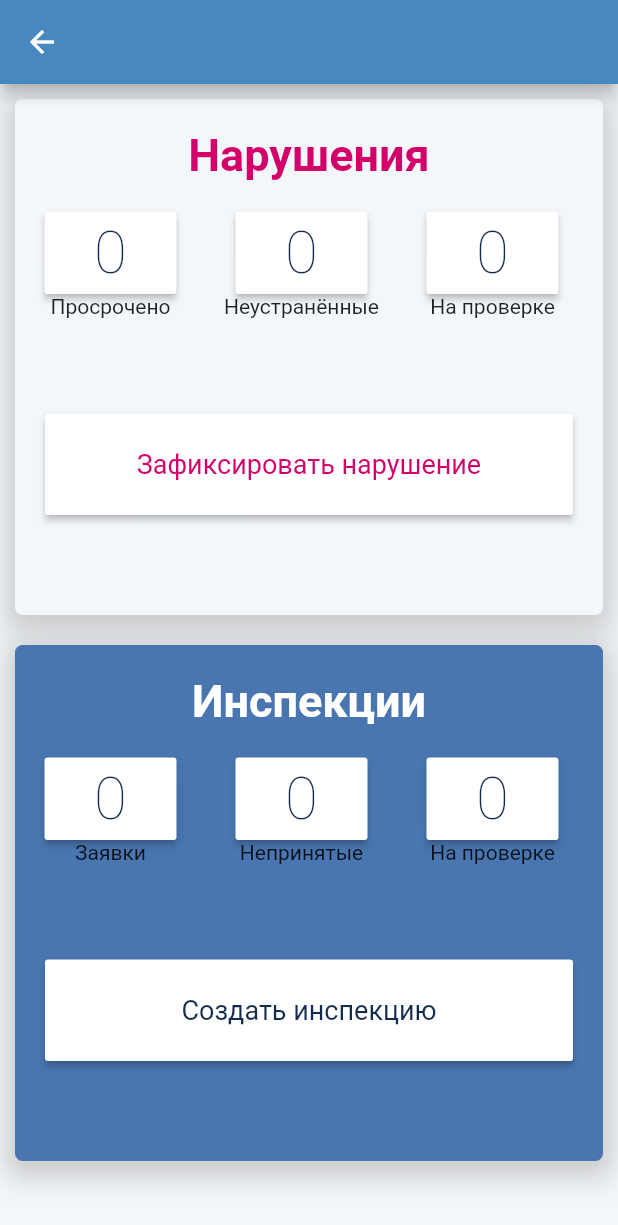
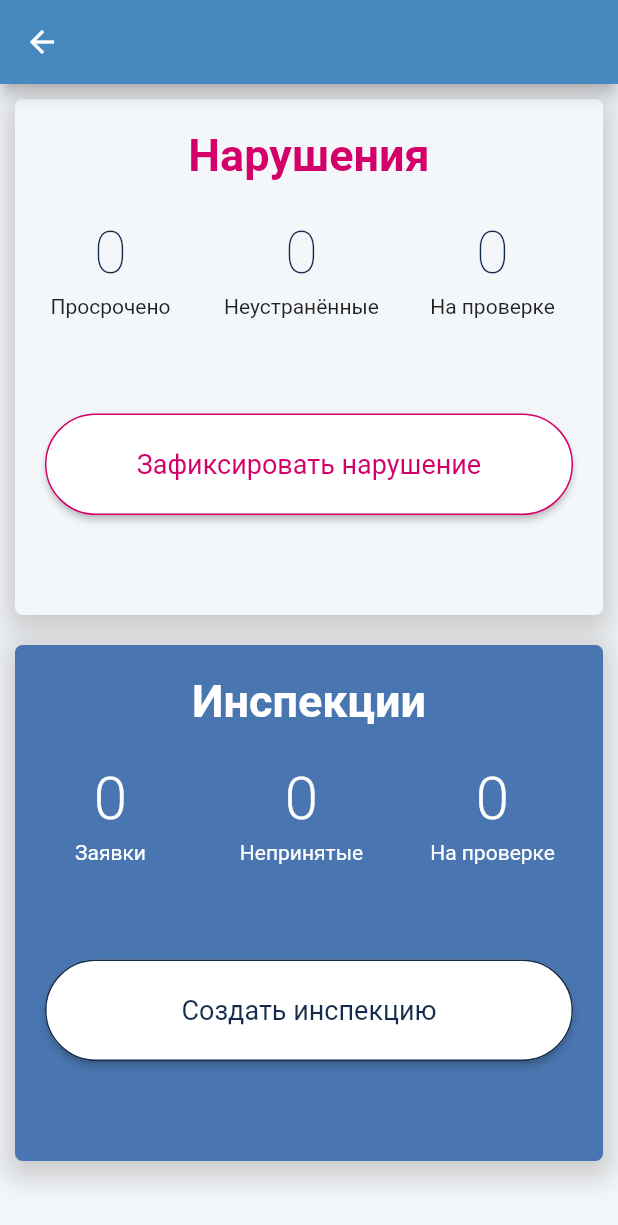
Before and after one commit to SEARteam1928/mstroy, a Flutter app: the PageOfProject screen opened directly with empty values, on a phone screen of 412 x 824 dp. Shown: the top 1225 px of the screen. Run offline on Flutter 3.47's test engine with Material 2 defaults, Android fonts, the light colour scheme and no system bars; our stand-ins replace flutter_svg, fluttertoast, graphql_flutter, image_picker, shared_preferences; accounts and stored records are empty.

Commit message:
page of project design changed 19062020

```diff
--- a/lib/construction_control/PageOfProject.dart
+++ b/lib/construction_control/PageOfProject.dart
@@ -73,6 +73,7 @@ class _PageOfProjectState extends State<PageOfProject> {
     var buttonFontSize = 40.toDouble();
     var buttonInfoFontSize = 14.toDouble();
     var buttonFontWeight = FontWeight.w200;
+    var buttonFontWeight2 = FontWeight.w300;
 
     var buttonPadding = EdgeInsets.only(top: 4, bottom: 4);
     var buttonMargin = EdgeInsets.only(top: 10, bottom: 10);
@@ -130,14 +131,14 @@ class _PageOfProjectState extends State<PageOfProject> {
                                 width: buttonWidth,
                                 child: Column(children: <Widget>[
                                   MaterialButton(
-                                      disabledTextColor: red,
-                                      hoverColor: red,
-                                      focusColor: red,
+                                      shape: RoundedRectangleBorder(
+                                        borderRadius: BorderRadius.all(
+                                            Radius.circular(50)),
+                                      ),
                                       onPressed: () {
                                         _onButtonPressed("Просрочено");
                                       },
                                       textColor: darkBlue,
-                                      color: white,
                                       child: Container(
                                         padding: buttonPadding,
                                         child: Text(
@@ -161,14 +162,14 @@ class _PageOfProjectState extends State<PageOfProject> {
                                 child: Column(
                                   children: <Widget>[
                                     MaterialButton(
-                                        disabledTextColor: red,
-                                        hoverColor: red,
-                                        focusColor: red,
+                                        shape: RoundedRectangleBorder(
+                                          borderRadius: BorderRadius.all(
+                                              Radius.circular(50)),
+                                        ),
                                         onPressed: () {
                                           _onButtonPressed("Неустранённые");
                                         },
                                         textColor: darkBlue,
-                                        color: white,
                                         child: Container(
                                           padding: buttonPadding,
                                           child: Text(
@@ -191,15 +192,15 @@ class _PageOfProjectState extends State<PageOfProject> {
                                 child: Column(
                                   children: <Widget>[
                                     MaterialButton(
-                                        disabledTextColor: red,
-                                        hoverColor: red,
-                                        focusColor: red,
+                                        shape: RoundedRectangleBorder(
+                                          borderRadius: BorderRadius.all(
+                                              Radius.circular(50)),
+                                        ),
                                         onPressed: () {
                                           _onButtonPressed(
                                               "На проверке incident");
                                         },
                                         textColor: darkBlue,
-                                        color: white,
                                         child: Container(
                                           padding: buttonPadding,
                                           child: Text(
@@ -224,6 +225,10 @@ class _PageOfProjectState extends State<PageOfProject> {
                               margin: fixButtonMargin,
                               width: MediaQuery.of(context).size.width,
                               child: MaterialButton(
+                                  shape: RoundedRectangleBorder(
+                                      borderRadius:
+                                          BorderRadius.all(Radius.circular(50)),
+                                      side: BorderSide(color: red)),
                                   highlightColor: redOpacity,
                                   disabledTextColor: red,
                                   hoverColor: red,
@@ -281,27 +286,28 @@ class _PageOfProjectState extends State<PageOfProject> {
                                 width: buttonWidth,
                                 child: Column(children: <Widget>[
                                   MaterialButton(
-                                      disabledTextColor: red,
-                                      hoverColor: red,
-                                      focusColor: red,
+                                      shape: RoundedRectangleBorder(
+                                        borderRadius: BorderRadius.all(
+                                            Radius.circular(50)),
+                                      ),
                                       onPressed: () {
                                         _onButtonPressed("Заявки");
                                       },
-                                      textColor: darkBlue,
-                                      color: white,
+                                      textColor: white,
                                       child: Container(
                                         padding: buttonPadding,
                                         child: Text(
                                           "$_registerOfRequestsCount",
                                           style: TextStyle(
-                                              fontWeight: buttonFontWeight,
+                                              fontWeight: buttonFontWeight2,
                                               fontSize: buttonFontSize),
                                         ),
                                       )),
                                   Text(
                                     "Заявки",
-                                    style:
-                                        TextStyle(fontSize: buttonInfoFontSize),
+                                    style: TextStyle(
+                                        fontSize: buttonInfoFontSize,
+                                        color: white),
                                   )
                                 ])),
 //Неустранённые
@@ -312,26 +318,27 @@ class _PageOfProjectState extends State<PageOfProject> {
                                 child: Column(
                                   children: <Widget>[
                                     MaterialButton(
-                                        disabledTextColor: red,
-                                        hoverColor: red,
-                                        focusColor: red,
+                                        shape: RoundedRectangleBorder(
+                                          borderRadius: BorderRadius.all(
+                                              Radius.circular(50)),
+                                        ),
                                         onPressed: () {
                                           _onButtonPressed("Непринятые");
                                         },
-                                        textColor: darkBlue,
-                                        color: white,
+                                        textColor: white,
                                         child: Container(
                                           padding: buttonPadding,
                                           child: Text(
                                             "$_incidentsOnTheCheckCount",
                                             style: TextStyle(
-                                                fontWeight: buttonFontWeight,
+                                                fontWeight: buttonFontWeight2,
                                                 fontSize: buttonFontSize),
                                           ),
                                         )),
                                     Text("Непринятые",
                                         style: TextStyle(
-                                            fontSize: buttonInfoFontSize))
+                                            fontSize: buttonInfoFontSize,
+                                            color: white))
                                   ],
                                 )),
 //На проверке
@@ -342,27 +349,28 @@ class _PageOfProjectState extends State<PageOfProject> {
                                 child: Column(
                                   children: <Widget>[
                                     MaterialButton(
-                                        disabledTextColor: red,
-                                        hoverColor: red,
-                                        focusColor: red,
+                                        shape: RoundedRectangleBorder(
+                                          borderRadius: BorderRadius.all(
+                                              Radius.circular(50)),
+                                        ),
                                         onPressed: () {
                                           _onButtonPressed(
                                               "На проверке inspection");
                                         },
-                                        textColor: darkBlue,
-                                        color: white,
+                                        textColor: white,
                                         child: Container(
                                           padding: buttonPadding,
                                           child: Text(
                                             "$_incidentsOnTheCheckCount",
                                             style: TextStyle(
-                                                fontWeight: buttonFontWeight,
+                                                fontWeight: buttonFontWeight2,
                                                 fontSize: buttonFontSize),
                                           ),
                                         )),
                                     Text("На проверке",
                                         style: TextStyle(
-                                            fontSize: buttonInfoFontSize))
+                                            fontSize: buttonInfoFontSize,
+                                            color: white))
                                   ],
                                 )),
                           ]),
@@ -375,6 +383,10 @@ class _PageOfProjectState extends State<PageOfProject> {
                               margin: fixButtonMargin,
                               width: MediaQuery.of(context).size.width,
                               child: MaterialButton(
+                                  shape: RoundedRectangleBorder(
+                                      borderRadius:
+                                          BorderRadius.all(Radius.circular(50)),
+                                      side: BorderSide(color: darkBlue)),
                                   highlightColor: redOpacity,
                                   disabledTextColor: red,
                                   hoverColor: red,
--- a/lib/construction_control/ProjectList.dart
+++ b/lib/construction_control/ProjectList.dart
@@ -265,9 +265,6 @@ class _MyHomePageState extends State<ProjectList> {
     );
   }
 
-
-
-
   Widget loadProjects() {
     double screenHeight = MediaQuery.of(context).size.height;
     try {
@@ -348,7 +345,12 @@ class _MyHomePageState extends State<ProjectList> {
   Widget notifyNum(String rowIdOfProject) {
     var notifyCount = 0;
     try {
-      return Query(
+      return Text(
+        "2 3 2\n0 4 1\n2 2 1",
+        style: TextStyle(fontSize: 10, color: white),
+        maxLines: 3,
+      );
+      /*return Query(
         options: QueryOptions(
           documentNode: gql(allProjectQuery),
           variables: {'allProjects': 1},
@@ -417,13 +419,13 @@ notifyCount = 0;
             return loadIndicator();
           }
         },
-      );
+      );*/
     } catch (e) {
       return loadIndicator();
     }
   }
 
-  Widget loadIndicator(){
+  Widget loadIndicator() {
     return Visibility(
         maintainSize: true,
         maintainAnimation: true,
@@ -475,9 +477,8 @@ notifyCount = 0;
                     color: red,
                     borderRadius: BorderRadius.all(Radius.circular(10)),
                   ),
-                  child: Center(
-                    child: Center(child: notifyNum(rowIdOfProject))
-                  ),
+                  child:
+                      Center(child: Center(child: notifyNum(rowIdOfProject))),
                 ),
               ),
             ),
--- a/lib/mainclasses/constants/GraphQLQueries.dart
+++ b/lib/mainclasses/constants/GraphQLQueries.dart
@@ -158,7 +158,7 @@ query findIncidentsFromProjectId {
     """;
   }
 
-  String inspectionsRowId(rowId){
+  String inspectionsRowId(rowId) {
     return """
 query findAllInspections{
   allInspections(filters: {projectIdEq: $rowId}){
```
Also changed, not shown: lib/mainclasses/constants/NormalDate.dart (line endings or trailing spaces), 3 other files. Lines whose indentation alone changed are shown as unchanged.
